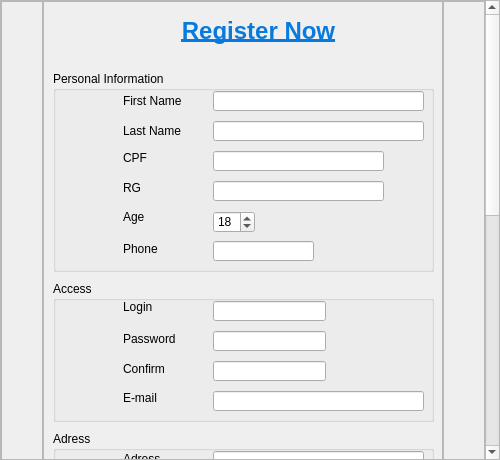
Before: the Qt Designer form Ipiranga_GUI/formregister.ui in Hugo-NF/App_Ipiranga, drawn with Qt 5.
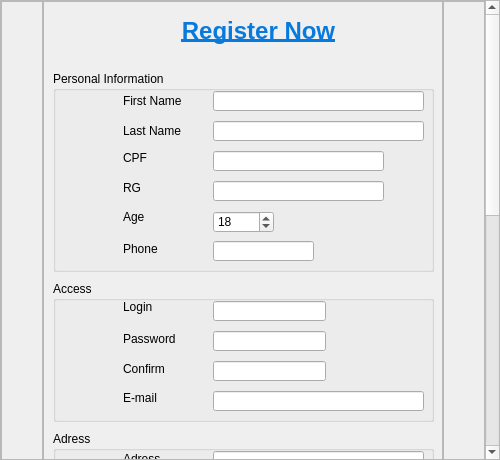
After: the same form once the commit is applied.

Patch:
```diff
--- a/Ipiranga_GUI/formregister.ui
+++ b/Ipiranga_GUI/formregister.ui
@@ -321,7 +321,7 @@
             <rect>
              <x>160</x>
              <y>140</y>
-             <width>42</width>
+             <width>61</width>
              <height>22</height>
             </rect>
            </property>
```
Left out of the diff: 19 changed lines with no effect on the pictures.
